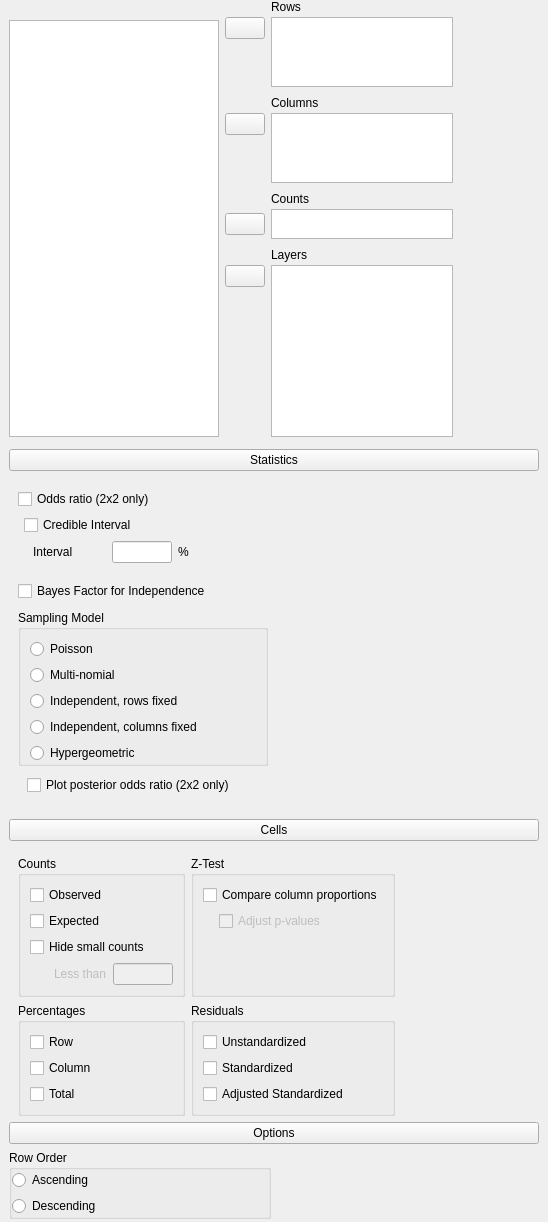
Qt form JASP-Desktop/analysisforms/crosstabsbayesianform.ui (jasp-stats/jasp-desktop) before a commit.
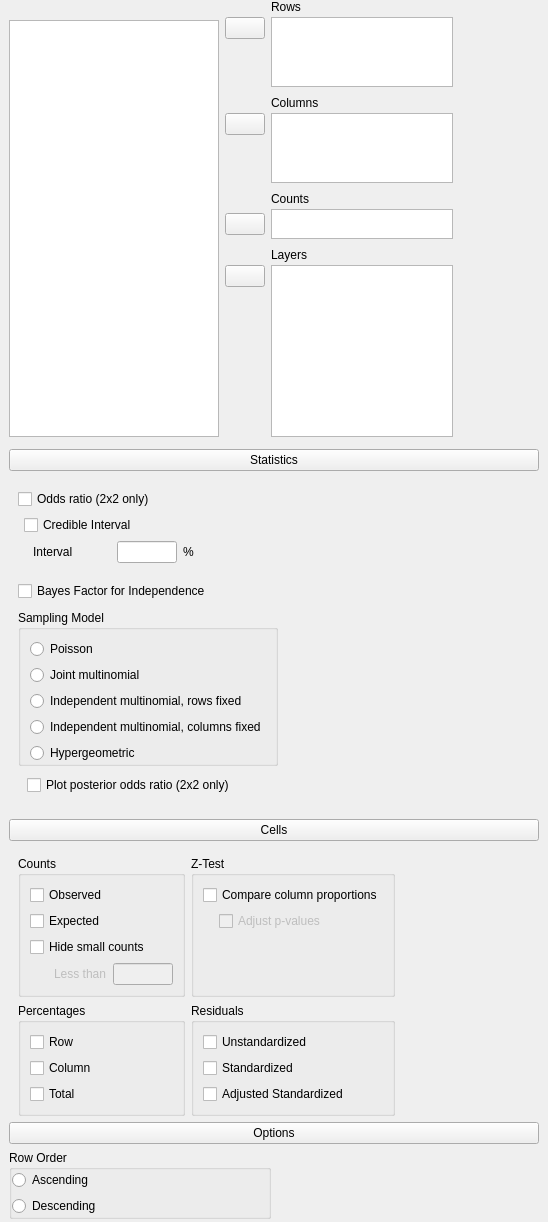
The same form after that commit. Custom widgets are drawn as their Qt base class.

Commit message: B Crosstabs: changes to terminology

What changed in the file:
```diff
--- a/JASP-Desktop/analysisforms/crosstabsbayesianform.ui
+++ b/JASP-Desktop/analysisforms/crosstabsbayesianform.ui
@@ -758,14 +758,14 @@
             <item row="2" column="0">
              <widget class="QRadioButton" name="_3IndependentRowsFixed">
               <property name="text">
-               <string>Independent, rows fixed</string>
+               <string>Independent multinomial, rows fixed</string>
               </property>
              </widget>
             </item>
             <item row="3" column="0">
              <widget class="QRadioButton" name="_4IndependentColumnsFixed">
               <property name="text">
-               <string>Independent, columns fixed</string>
+               <string>Independent multinomial, columns fixed</string>
               </property>
              </widget>
             </item>
@@ -779,7 +779,7 @@
             <item row="1" column="0">
              <widget class="QRadioButton" name="_2Multinomial">
               <property name="text">
-               <string>Multi-nomial</string>
+               <string>Joint multinomial</string>
               </property>
              </widget>
             </item>
```
The commit also changes 1 other file.
